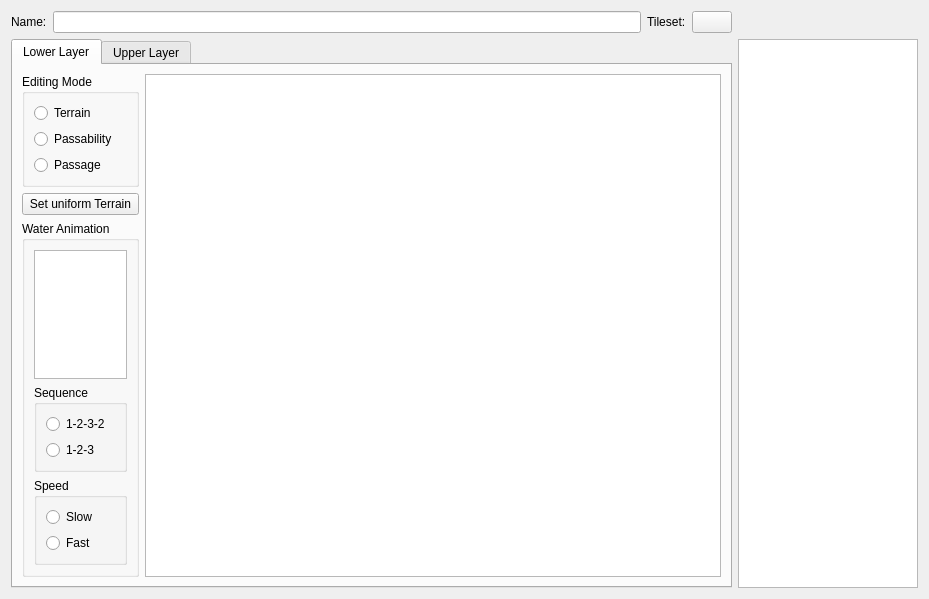
Above: src/ui/database/chipset_widget.ui from EasyRPG/Editor before the change. Below: the same form after it.
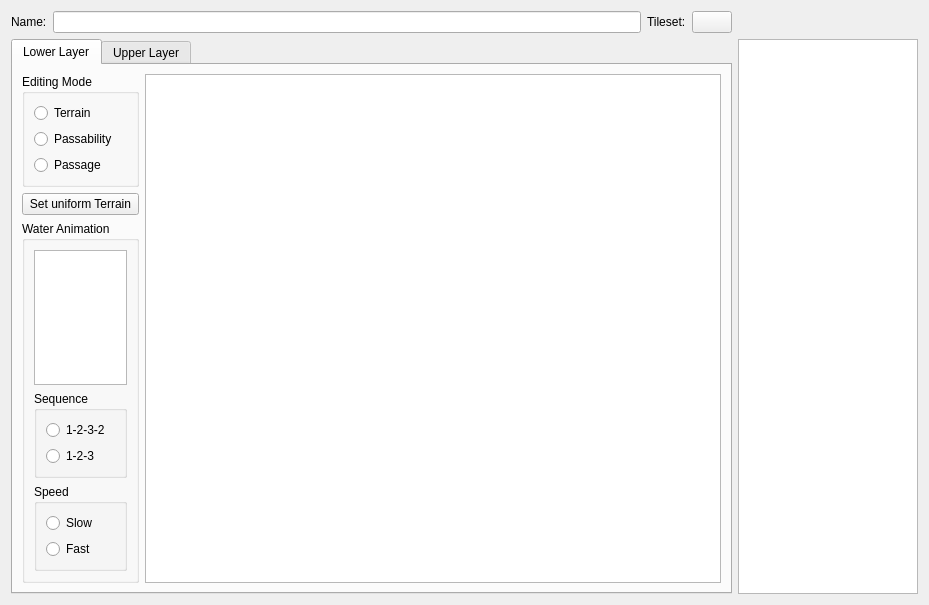
That is the form after the change. Custom widgets are drawn as their Qt base class.

```diff
--- a/src/ui/database/chipset_widget.ui
+++ b/src/ui/database/chipset_widget.ui
@@ -7,7 +7,7 @@
     <x>0</x>
     <y>0</y>
     <width>929</width>
-    <height>599</height>
+    <height>605</height>
    </rect>
   </property>
   <property name="windowTitle">
```
Left out of the diff: 2 changed lines with no effect on the pictures.
